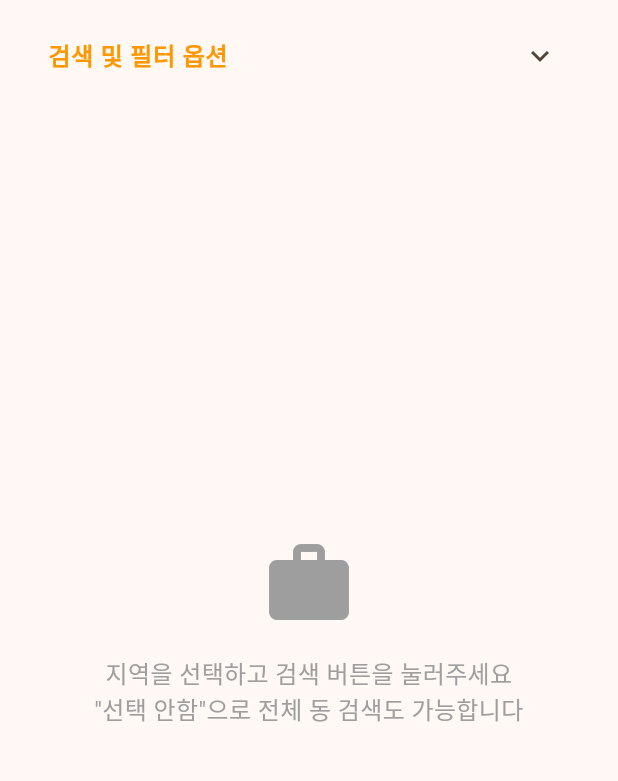
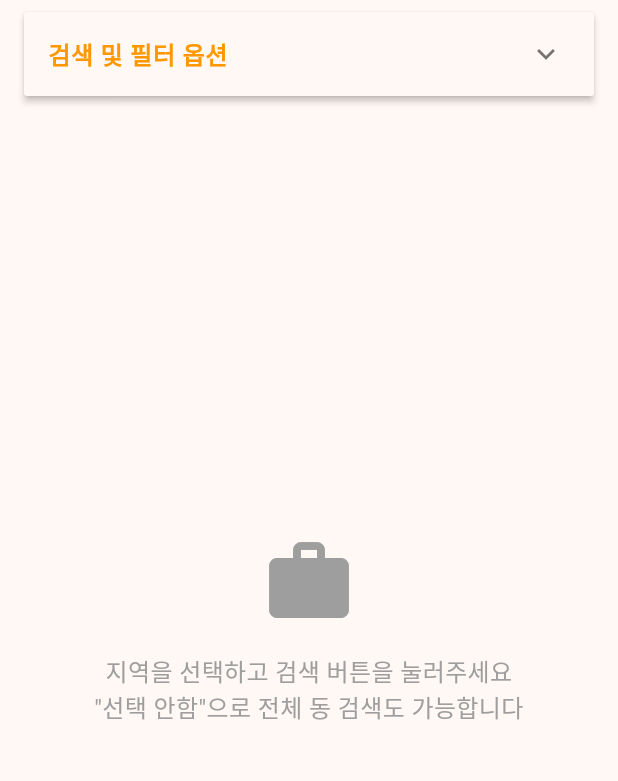
Before and after one commit to Cheong-won/serarchJob, a Flutter app: the screen it shows after launch, after a tap on "검색 및 필터 옵션", on a phone screen of 412 x 824 dp, the part 84-865 px from its top. Run offline on Flutter 3.47's test engine with Material 3 defaults, Android fonts, the phone set to English and light mode, and no system bars.

Commit message:
백키로 접업다 폈다가 적용

```diff
--- a/lib/screens/job_search_screen.dart
+++ b/lib/screens/job_search_screen.dart
@@ -453,13 +453,10 @@ class _JobSearchScreenState extends State<JobSearchScreen> {
   Widget build(BuildContext context) {
     return WillPopScope(
       onWillPop: () async {
-        if (_isFilterExpanded) {
         setState(() {
-            _isFilterExpanded = false;
+          _isFilterExpanded = !_isFilterExpanded;
         });
-          return false; // 백키 이벤트 소비(앱 종료/뒤로가기 방지)
-        }
-        return true; // 기본 동작(앱 종료/뒤로가기)
+        return false;
       },
       child: Scaffold(
         appBar: AppBar(
@@ -468,10 +465,18 @@ class _JobSearchScreenState extends State<JobSearchScreen> {
         ),
         body: Column(
           children: [
-            // 검색/필터 전체 영역을 ExpansionTile로 감싼다
+            // 검색/필터 전체 영역을 ExpansionPanelList로 교체
             Padding(
               padding: const EdgeInsets.symmetric(horizontal: 16, vertical: 8),
-              child: ExpansionTile(
+              child: ExpansionPanelList(
+                expansionCallback: (panelIndex, isExpanded) {
+                  setState(() {
+                    _isFilterExpanded = !_isFilterExpanded;
+                  });
+                },
+                children: [
+                  ExpansionPanel(
+                    headerBuilder: (context, isExpanded) => ListTile(
                       title: const Text(
                         '검색 및 필터 옵션',
                         style: TextStyle(
@@ -480,16 +485,9 @@ class _JobSearchScreenState extends State<JobSearchScreen> {
                           color: Colors.orange,
                         ),
                       ),
-                initiallyExpanded: true,
-                // 상태 제어
-                onExpansionChanged: (expanded) {
-                  setState(() {
-                    _isFilterExpanded = expanded;
-                  });
-                },
-                expandedCrossAxisAlignment: CrossAxisAlignment.start,
-                expandedAlignment: Alignment.topLeft,
-                maintainState: true,
+                    ),
+                    body: Column(
+                      crossAxisAlignment: CrossAxisAlignment.start,
                       children: [
                         // 지역 선택 영역
                         Container(
@@ -691,6 +689,11 @@ class _JobSearchScreenState extends State<JobSearchScreen> {
                           ],
                         ),
                         const SizedBox(height: 8),
+                      ],
+                    ),
+                    isExpanded: _isFilterExpanded,
+                    canTapOnHeader: true,
+                  ),
                 ],
               ),
             ),
```
Also changed, not shown: lib/screens/search_screen.dart (+14 -32 lines). Lines whose indentation alone changed are shown as unchanged.
